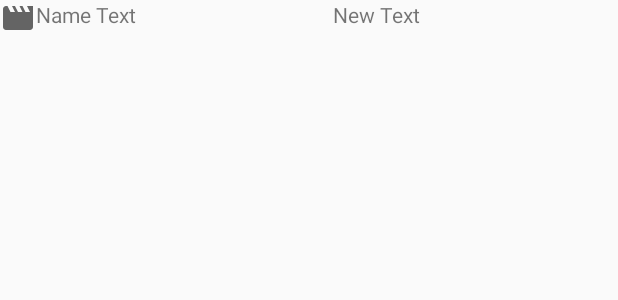
After one commit to alexanderfrancis/CP470finalproject, an Android app: the layout movie_list.xml on its own in the app's theme, with its tools: preview values and no code run, on a phone screen of 412 x 824 dp. The commit adds this screen. Shown: the top 300 px of the screen. Run offline under Robolectric (Android 15) with nearby library versions, the phone set to English and light mode, and no system bars.

Commit message:
added movielist

```diff
--- a/app/src/main/java/com/example/netflixmatchmaker/ui/explore_movies/Explore_Movies_Fragment.java
+++ b/app/src/main/java/com/example/netflixmatchmaker/ui/explore_movies/Explore_Movies_Fragment.java
@@ -307,6 +307,7 @@ public class Explore_Movies_Fragment extends Fragment {
                 outputStream.close();
 
                 //Get the Response code for the request
+                Log.d("UID",userId);
                 Log.d("Response", connection.getResponseMessage() + "");
                 return "";
             } catch (IOException e) {
@@ -320,4 +321,5 @@ public class Explore_Movies_Fragment extends Fragment {
         }
     }
 
+
 }
--- /dev/null
+++ b/app/src/main/res/drawable/ic_movie.xml
@@ -0,0 +1,10 @@
+<vector xmlns:android="http://schemas.android.com/apk/res/android"
+    android:width="24dp"
+    android:height="24dp"
+    android:viewportWidth="24"
+    android:viewportHeight="24"
+    android:tint="?attr/colorControlNormal">
+  <path
+      android:fillColor="@android:color/white"
+      android:pathData="M18,4l2,4h-3l-2,-4h-2l2,4h-3l-2,-4H8l2,4H7L5,4H4c-1.1,0 -1.99,0.9 -1.99,2L2,18c0,1.1 0.9,2 2,2h16c1.1,0 2,-0.9 2,-2V4h-4z"/>
+</vector>
--- a/app/src/main/res/layout/fragment_my_list.xml
+++ b/app/src/main/res/layout/fragment_my_list.xml
@@ -23,7 +23,7 @@
 
 
     <ListView
-        android:id="@+id/chatView"
+        android:id="@+id/MovieView"
         android:layout_width="wrap_content"
         android:layout_height="wrap_content"
 
--- /dev/null
+++ b/app/src/main/res/layout/movie_list.xml
@@ -0,0 +1,29 @@
+<?xml version="1.0" encoding="utf-8"?>
+<LinearLayout
+    xmlns:android="http://schemas.android.com/apk/res/android"
+    xmlns:app="http://schemas.android.com/apk/res-auto"
+    android:layout_width="match_parent"
+    android:layout_height="match_parent"
+    android:orientation="horizontal">
+
+    <ImageView
+        android:layout_width="wrap_content"
+        android:layout_height="wrap_content"
+        app:srcCompat="@drawable/ic_movie" />
+    <TextView
+        android:id="@+id/movie_text"
+        android:layout_width="wrap_content"
+        android:layout_height="wrap_content"
+        android:layout_weight="1"
+        android:text="Name Text" />
+
+    <TextView
+        android:id="@+id/year_text"
+        android:layout_width="wrap_content"
+        android:layout_height="wrap_content"
+        android:layout_weight="1"
+        android:text="New Text" />
+
+
+
+</LinearLayout>
```
Also changed, not shown: app/src/main/java/com/example/netflixmatchmaker/ui/my_list/My_List_Fragment.java (+116 -0 lines).
